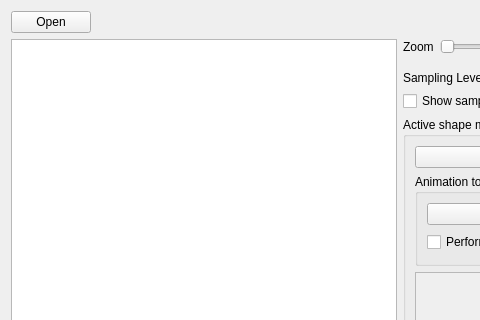
The window that gui/qt/fitterdialog.ui (BetaRavener/TeethCV) describes before a commit, drawn with Qt 5; both pictures show x 0 to 480 and y 0 to 320 of the 800 by 640 pixel window.
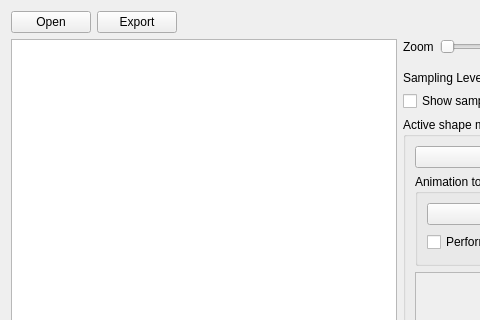
The same window after the commit.

Commit message: Selecting teeth in GUI and export functionality for GUI and leave-one-out.

What changed in the file:
```diff
--- a/gui/qt/fitterdialog.ui
+++ b/gui/qt/fitterdialog.ui
@@ -26,6 +26,13 @@
        </property>
       </widget>
      </item>
+     <item>
+      <widget class="QPushButton" name="exportButton">
+       <property name="text">
+        <string>Export</string>
+       </property>
+      </widget>
+     </item>
      <item>
       <spacer name="horizontalSpacer">
        <property name="orientation">
```
The commit also changes 13 other files.
